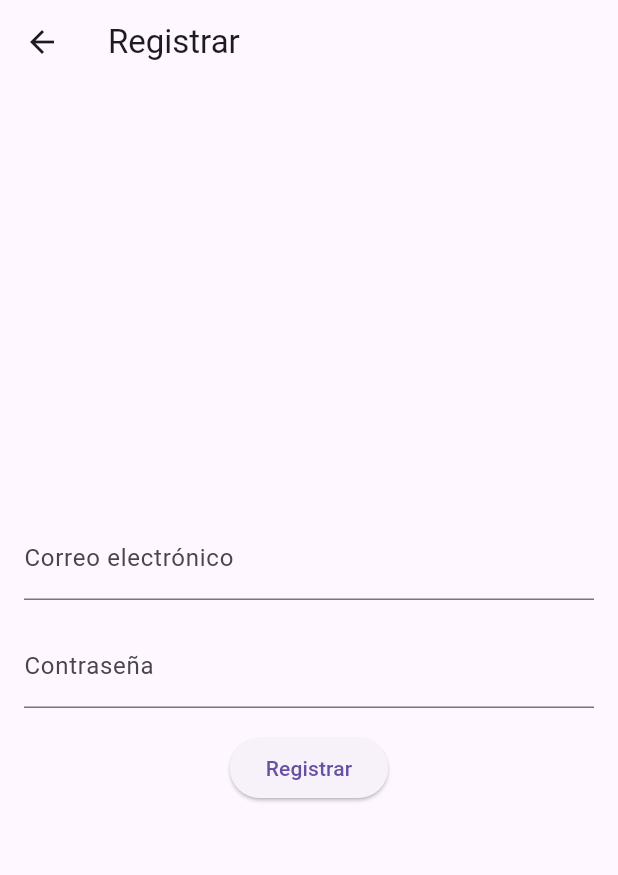
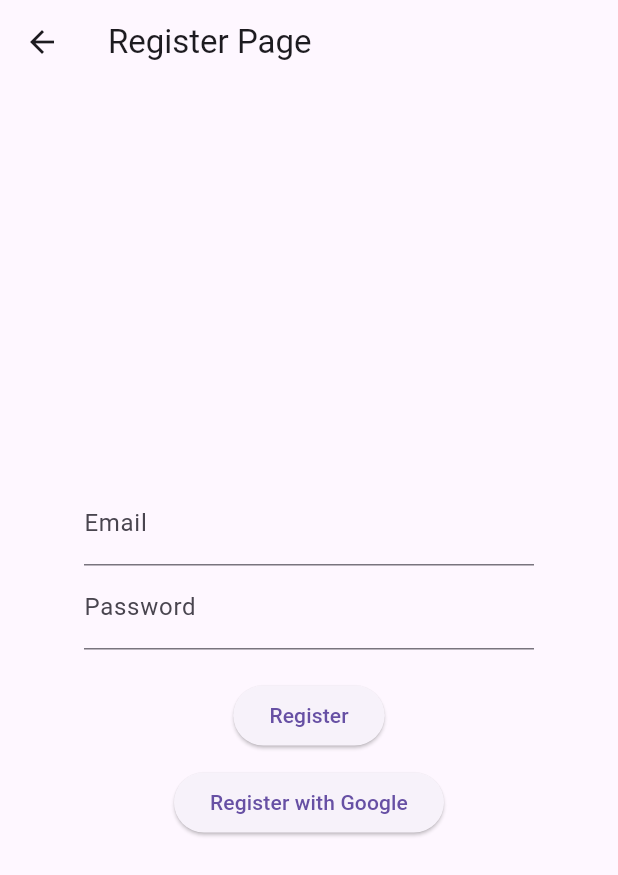
Before and after one commit to Kuater23/psiconnect, a Flutter app: the RegisterPage screen opened by its route, on a phone screen of 412 x 824 dp. Shown: the top 875 px of the screen. Run offline on Flutter 3.47's test engine with Material 3 defaults, Android fonts, the phone set to English and light mode, and no system bars; our stand-ins replace firebase_auth, firebase_core, flutter_hooks, flutter_riverpod, hooks_riverpod, url_strategy and 1 more; accounts and stored records are empty; network calls fail.

Commit message:
login con google

```diff
--- a/lib/src/screens/register_page.dart
+++ b/lib/src/screens/register_page.dart
@@ -10,24 +10,39 @@ class _RegisterPageState extends State<RegisterPage> {
   final TextEditingController _emailController = TextEditingController();
   final TextEditingController _passwordController = TextEditingController();
   final FirebaseAuth _auth = FirebaseAuth.instance;
+  String _errorMessage = '';
 
   void _register() async {
     String email = _emailController.text;
     String password = _passwordController.text;
 
     try {
-      await _auth.createUserWithEmailAndPassword(
+      UserCredential userCredential = await _auth.createUserWithEmailAndPassword(
         email: email,
         password: password,
       );
-      ScaffoldMessenger.of(context).showSnackBar(
-        SnackBar(content: Text('Registro exitoso')),
-      );
-      Navigator.pushNamed(context, '/login');
+      // Navegar a la página principal o mostrar un mensaje de éxito
     } on FirebaseAuthException catch (e) {
-      ScaffoldMessenger.of(context).showSnackBar(
-        SnackBar(content: Text('Error: ${e.message}')),
-      );
+      setState(() {
+        _errorMessage = e.message ?? 'Error desconocido';
+      });
+    }
+  }
+
+  void _registerWithGoogle() async {
+    GoogleAuthProvider googleProvider = GoogleAuthProvider();
+    googleProvider.addScope('https://www.googleapis.com/auth/contacts.readonly');
+    googleProvider.setCustomParameters({
+      'login_hint': 'user@example.com'
+    });
+
+    try {
+      UserCredential userCredential = await _auth.signInWithPopup(googleProvider);
+      // Navegar a la página principal o mostrar un mensaje de éxito
+    } on FirebaseAuthException catch (e) {
+      setState(() {
+        _errorMessage = e.message ?? 'Error desconocido';
+      });
     }
   }
 
@@ -35,46 +50,54 @@ class _RegisterPageState extends State<RegisterPage> {
   Widget build(BuildContext context) {
     return Scaffold(
       appBar: AppBar(
-        title: Text('Registrar'),
+        title: Text('Register Page'),
       ),
-      body: Center(
+      body: Center( // Envolver en Center para centrar todo
         child: Padding(
           padding: const EdgeInsets.all(16.0),
-          child: Form(
-            child: Column(
-              mainAxisAlignment: MainAxisAlignment.center,
-              children: [
-                TextFormField(
+          child: Column(
+            mainAxisSize: MainAxisSize.min, // Ajustar el tamaño de la columna
+            children: [
+              Container(
+                width: 300, // Ajusta el ancho según sea necesario
+                child: TextField(
                   controller: _emailController,
                   decoration: InputDecoration(
-                    labelText: 'Correo electrónico',
+                    labelText: 'Email',
                   ),
+                  keyboardType: TextInputType.emailAddress,
                 ),
-                SizedBox(height: 16.0),
-                TextFormField(
+              ),
+              Container(
+                width: 300, // Ajusta el ancho según sea necesario
+                child: TextField(
                   controller: _passwordController,
                   decoration: InputDecoration(
-                    labelText: 'Contraseña',
+                    labelText: 'Password',
                   ),
                   obscureText: true,
+                  keyboardType: TextInputType.visiblePassword,
                 ),
-                SizedBox(height: 16.0),
-                ElevatedButton(
-                  onPressed: _register,
-                  child: Text('Registrar'),
+              ),
+              SizedBox(height: 20),
+              ElevatedButton(
+                onPressed: _register,
+                child: Text('Register'),
+              ),
+              SizedBox(height: 10),
+              ElevatedButton(
+                onPressed: _registerWithGoogle,
+                child: Text('Register with Google'),
+              ),
+              if (_errorMessage.isNotEmpty)
+                Text(
+                  _errorMessage,
+                  style: TextStyle(color: Colors.red),
                 ),
-              ],
-            ),
+            ],
           ),
         ),
       ),
     );
   }
-
-  @override
-  void dispose() {
-    _emailController.dispose();
-    _passwordController.dispose();
-    super.dispose();
-  }
 }
--- a/pubspec.yaml
+++ b/pubspec.yaml
@@ -16,8 +16,9 @@ dependencies:
   hooks_riverpod: ^2.4.8
   webview_flutter_web: ^0.2.2+3
   webview_flutter: ^4.4.2
-  firebase_core: ^2.24.2
-  firebase_auth: ^4.16.0
+  firebase_core: ^3.3.0
+  firebase_auth: ^5.1.4
+  cloud_firestore_web: ^4.1.1
 
 dev_dependencies:
   flutter_test:
```
Also changed, not shown: lib/main.dart (+6 -5 lines), lib/src/screens/login_page.dart (+59 -34 lines), firebase.json, lib/firebase_options.dart, pubspec.lock.
